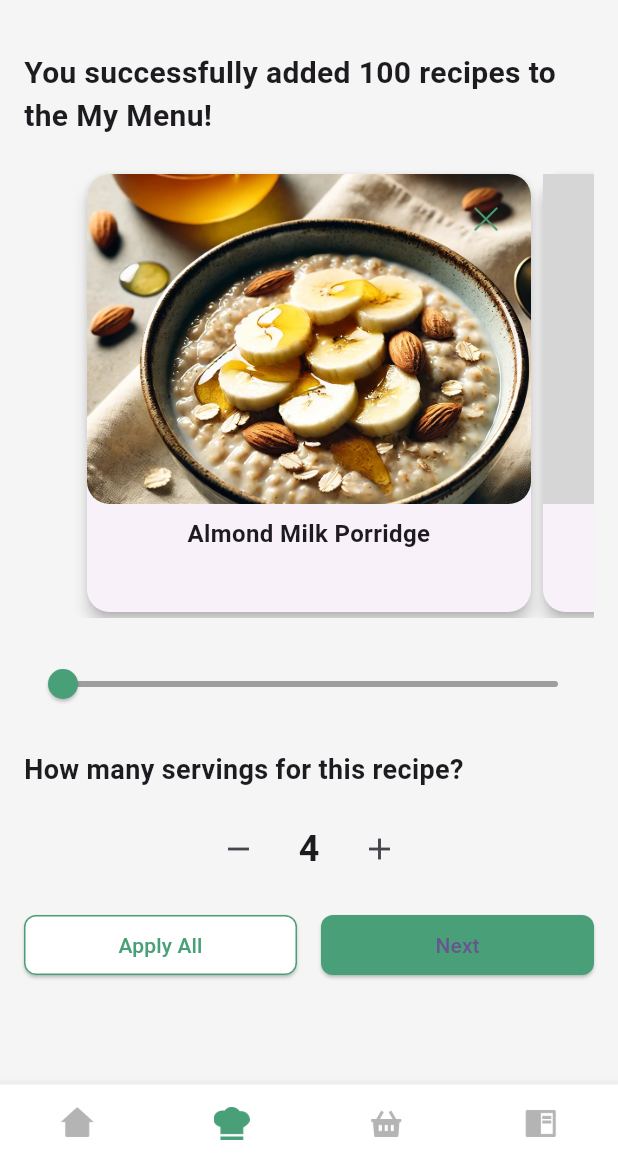
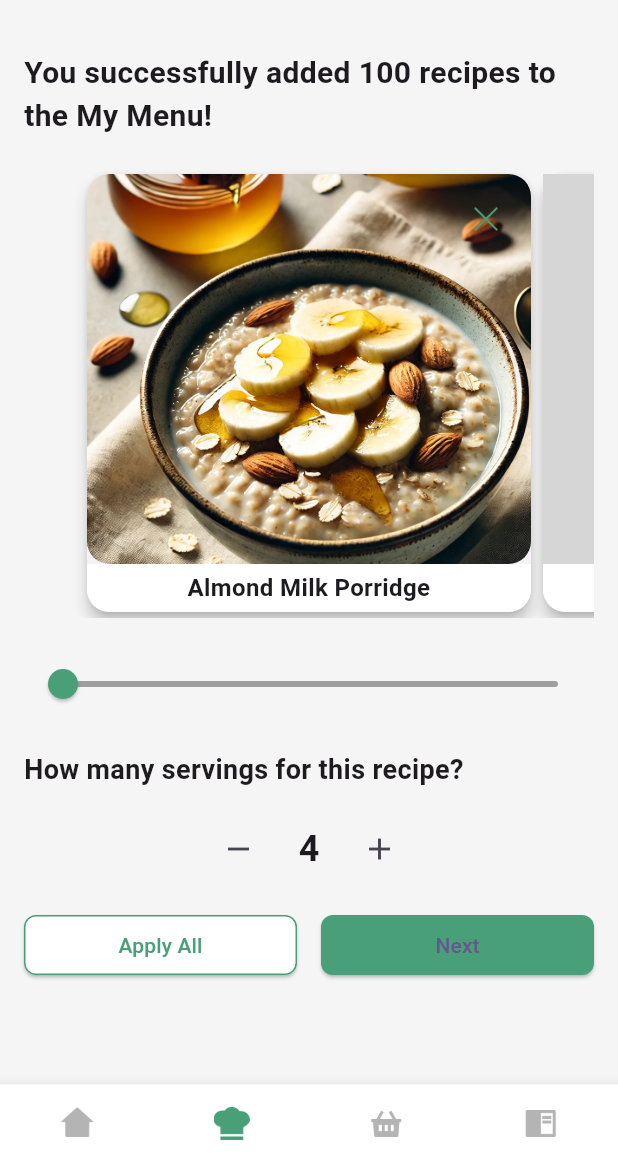
Before and after one commit to aadityayadav17/binarybandits, a Flutter app: the RecipeOverviewScreen screen opened directly, on a phone screen of 412 x 824 dp, the part 63-1236 px from its top. Run offline on Flutter 3.47's test engine with Material 3 defaults, Android fonts, the phone set to English and light mode, and no system bars; our stand-ins replace country_code_picker, dropdown_button2, firebase_core, google_fonts; accounts and stored records are empty; grey boxes are pictures that could not be loaded.

Commit message:
Recipe Overview (16/n) - Recipe Card Adjustments

```diff
--- a/lib/screens/recipe_overview_screen.dart
+++ b/lib/screens/recipe_overview_screen.dart
@@ -114,18 +114,33 @@ class _RecipeOverviewScreenState extends State<RecipeOverviewScreen> {
                                   child: Column(
                                     children: [
                                       ClipRRect(
-                                        borderRadius: BorderRadius.circular(15),
+                                        borderRadius: BorderRadius.only(
+                                          topLeft: Radius.circular(15),
+                                          topRight: Radius.circular(15),
+                                          bottomLeft: Radius.circular(15),
+                                          bottomRight: Radius.circular(15),
+                                        ),
                                         child: Image.asset(
                                           recipe.image,
                                           fit: BoxFit.cover,
                                           width: double.infinity,
                                           height:
-                                              220, // Maintained reduced height
+                                              260, // Maintained reduced height
                                         ),
                                       ),
-                                      const SizedBox(height: 8),
-                                      Padding(
-                                        padding: const EdgeInsets.symmetric(
+                                      Expanded(
+                                        child: Container(
+                                          decoration: BoxDecoration(
+                                            color: Colors.white,
+                                            borderRadius: BorderRadius.only(
+                                              bottomLeft: Radius.circular(15),
+                                              bottomRight: Radius.circular(15),
+                                            ),
+                                          ),
+                                          child: Center(
+                                            child: Padding(
+                                              padding:
+                                                  const EdgeInsets.symmetric(
                                                       horizontal: 4.0),
                                               child: Text(
                                                 recipe.name,
@@ -134,6 +149,9 @@ class _RecipeOverviewScreenState extends State<RecipeOverviewScreen> {
                                                   fontSize:
                                                       16, // Maintained reduced font size
                                                   fontWeight: FontWeight.bold,
+                                                ),
+                                              ),
+                                            ),
                                           ),
                                         ),
                                       ),
```
Lines whose indentation alone changed are shown as unchanged.
